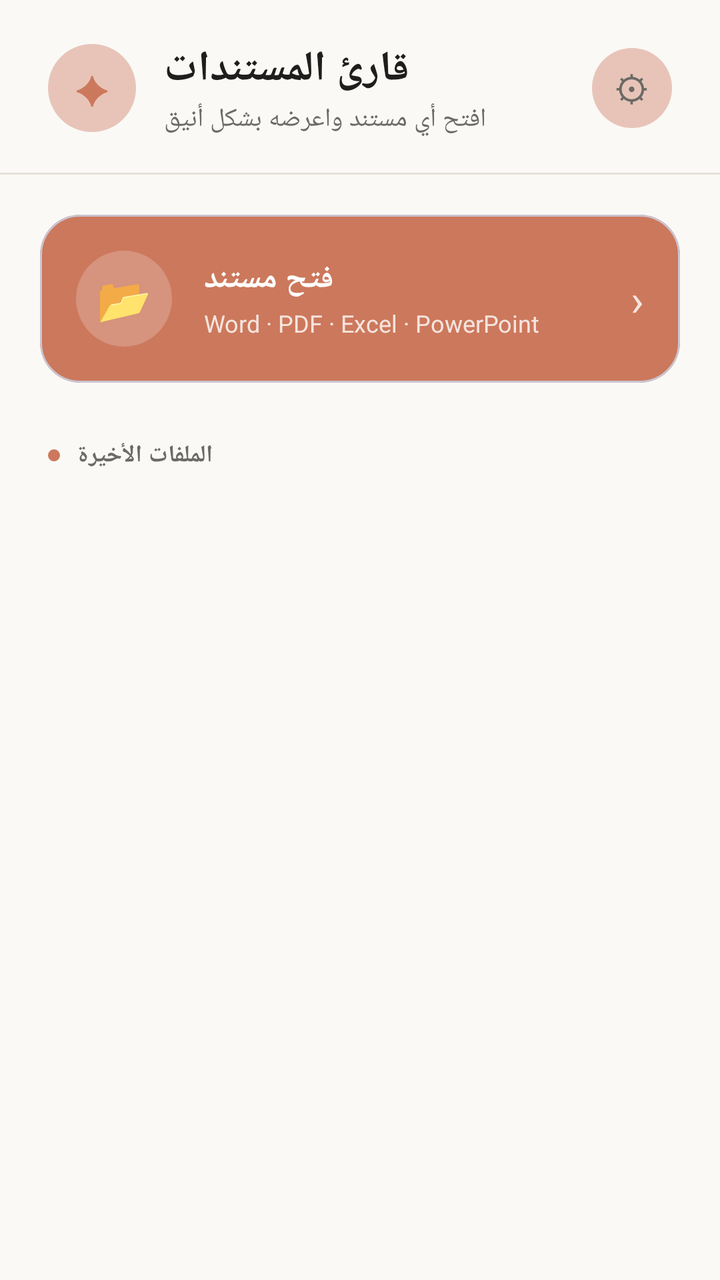
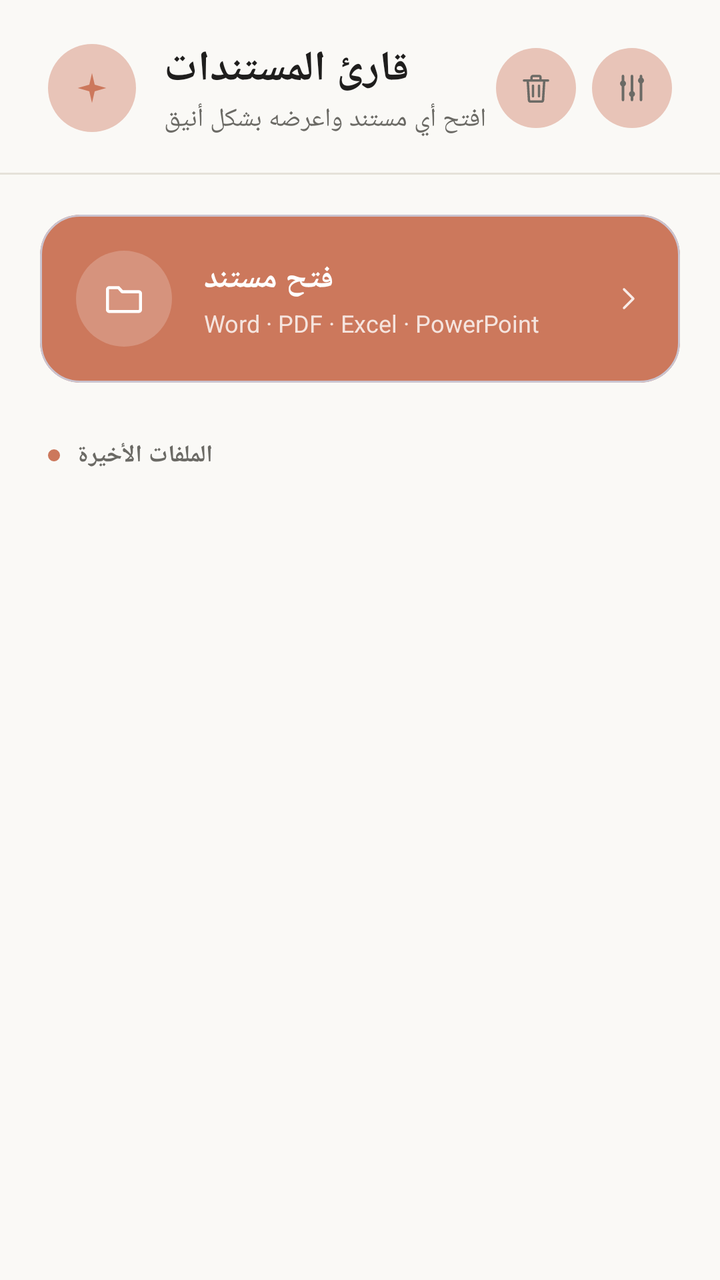

An Android layout rendered at two revisions. The XML below is the earlier revision; the diff shows what the commit changed to produce the second picture.
<!-- AndroidManifest.xml: application theme Theme.DocReader -->
<!-- res/layout/activity_main.xml -->
<?xml version="1.0" encoding="utf-8"?>
<androidx.coordinatorlayout.widget.CoordinatorLayout
    xmlns:android="http://schemas.android.com/apk/res/android"
    xmlns:app="http://schemas.android.com/apk/res-auto"
    android:id="@+id/mainRoot"
    android:layout_width="match_parent"
    android:layout_height="match_parent"
    android:background="@color/background_primary">

    <LinearLayout
        android:layout_width="match_parent"
        android:layout_height="match_parent"
        android:orientation="vertical">

        
        <LinearLayout
            android:id="@+id/layoutHeader"
            android:layout_width="match_parent"
            android:layout_height="wrap_content"
            android:orientation="horizontal"
            android:gravity="center_vertical"
            android:paddingStart="24dp"
            android:paddingEnd="24dp"
            android:paddingTop="20dp"
            android:paddingBottom="18dp">

            <FrameLayout
                android:layout_width="44dp"
                android:layout_height="44dp"
                android:background="@drawable/bg_icon_badge">

                <TextView
                    android:layout_width="wrap_content"
                    android:layout_height="wrap_content"
                    android:layout_gravity="center"
                    android:text="✦"
                    android:textColor="@color/accent_primary"
                    android:textSize="20sp" />
            </FrameLayout>

            <LinearLayout
                android:layout_width="0dp"
                android:layout_height="wrap_content"
                android:layout_weight="1"
                android:layout_marginStart="14dp"
                android:orientation="vertical">

                <TextView
                    android:layout_width="wrap_content"
                    android:layout_height="wrap_content"
                    android:text="@string/app_name"
                    android:textColor="@color/text_primary"
                    android:textSize="21sp"
                    android:textStyle="bold"
                    android:fontFamily="serif" />

                <TextView
                    android:layout_width="wrap_content"
                    android:layout_height="wrap_content"
                    android:layout_marginTop="2dp"
                    android:text="افتح أي مستند واعرضه بشكل أنيق"
                    android:textColor="@color/text_secondary"
                    android:textSize="13sp" />
            </LinearLayout>

            <FrameLayout
                android:id="@+id/btnSettings"
                android:layout_width="40dp"
                android:layout_height="40dp"
                android:layout_marginStart="8dp"
                android:background="@drawable/bg_icon_badge"
                android:clickable="true"
                android:focusable="true"
                android:foreground="?attr/selectableItemBackgroundBorderless">

                <TextView
                    android:layout_width="wrap_content"
                    android:layout_height="wrap_content"
                    android:layout_gravity="center"
                    android:text="⚙"
                    android:textColor="@color/text_secondary"
                    android:textSize="18sp" />
            </FrameLayout>
        </LinearLayout>

        <View
            android:layout_width="match_parent"
            android:layout_height="1dp"
            android:layout_marginBottom="20dp"
            android:background="@color/divider" />

        
        <com.google.android.material.card.MaterialCardView
            android:id="@+id/cardOpenFile"
            android:layout_width="match_parent"
            android:layout_height="wrap_content"
            android:layout_marginHorizontal="20dp"
            android:layout_marginBottom="28dp"
            app:cardBackgroundColor="@color/accent_primary"
            app:cardCornerRadius="20dp"
            app:cardElevation="0dp"
            android:clickable="true"
            android:focusable="true"
            android:foreground="?attr/selectableItemBackground">

            <LinearLayout
                android:layout_width="match_parent"
                android:layout_height="wrap_content"
                android:gravity="center_vertical"
                android:orientation="horizontal"
                android:padding="18dp">

                <FrameLayout
                    android:layout_width="48dp"
                    android:layout_height="48dp"
                    android:background="@drawable/bg_icon_badge_on_accent">

                    <TextView
                        android:layout_width="wrap_content"
                        android:layout_height="wrap_content"
                        android:layout_gravity="center"
                        android:text="📂"
                        android:textSize="22sp" />
                </FrameLayout>

                <LinearLayout
                    android:layout_width="0dp"
                    android:layout_height="wrap_content"
                    android:layout_marginStart="16dp"
                    android:layout_weight="1"
                    android:orientation="vertical">

                    <TextView
                        android:layout_width="wrap_content"
                        android:layout_height="wrap_content"
                        android:text="@string/open_file"
                        android:textColor="@color/text_on_accent"
                        android:textSize="16sp"
                        android:textStyle="bold" />

                    <TextView
                        android:layout_width="wrap_content"
                        android:layout_height="wrap_content"
                        android:layout_marginTop="3dp"
                        android:text="Word · PDF · Excel · PowerPoint"
                        android:textColor="@color/text_on_accent"
                        android:alpha="0.8"
                        android:textSize="12sp" />
                </LinearLayout>

                <TextView
                    android:layout_width="wrap_content"
                    android:layout_height="wrap_content"
                    android:text="›"
                    android:textColor="@color/text_on_accent"
                    android:alpha="0.8"
                    android:textSize="22sp" />
            </LinearLayout>
        </com.google.android.material.card.MaterialCardView>

        <LinearLayout
            android:layout_width="match_parent"
            android:layout_height="wrap_content"
            android:orientation="horizontal"
            android:gravity="center_vertical"
            android:paddingStart="24dp"
            android:paddingEnd="24dp"
            android:paddingBottom="10dp">

            <View
                android:layout_width="6dp"
                android:layout_height="6dp"
                android:background="@drawable/bg_icon_badge"
                android:backgroundTint="@color/accent_primary" />

            <TextView
                android:layout_width="wrap_content"
                android:layout_height="wrap_content"
                android:layout_marginStart="8dp"
                android:text="@string/recent_files"
                android:textColor="@color/text_secondary"
                android:textSize="12sp"
                android:letterSpacing="0.03"
                android:textStyle="bold" />
        </LinearLayout>

        <FrameLayout
            android:layout_width="match_parent"
            android:layout_height="0dp"
            android:layout_weight="1">

            <androidx.recyclerview.widget.RecyclerView
                android:id="@+id/recyclerRecentFiles"
                android:layout_width="match_parent"
                android:layout_height="match_parent"
                android:clipToPadding="false"
                android:paddingBottom="16dp" />

            <TextView
                android:id="@+id/textEmptyState"
                android:layout_width="wrap_content"
                android:layout_height="wrap_content"
                android:layout_gravity="center"
                android:gravity="center"
                android:text="@string/no_recent_files"
                android:textColor="@color/text_tertiary"
                android:textSize="14sp"
                android:visibility="gone" />
        </FrameLayout>

    </LinearLayout>
</androidx.coordinatorlayout.widget.CoordinatorLayout>
<!-- resources referenced by this layout -->
<resources>
  <color name="accent_primary">#CC785C</color>
  <color name="background_primary">#FAF9F6</color>
  <color name="divider">#E5E2D9</color>
  <color name="text_on_accent">#FFFFFF</color>
  <color name="text_primary">#1F1E1D</color>
  <color name="text_secondary">#6B6A65</color>
  <color name="text_tertiary">#9B9A94</color>
  <!-- drawable bg_icon_badge_on_accent (drawable) -->
  <?xml version="1.0" encoding="utf-8"?>
  <shape xmlns:android="http://schemas.android.com/apk/res/android"
      android:shape="oval">
      <solid android:color="#33FFFFFF" />
  </shape>
  <string name="app_name">قارئ المستندات</string>
  <string name="no_recent_files">لا توجد ملفات مفتوحة بعد.\nابدأ باختيار مستند لعرضه.</string>
  <string name="open_file">فتح مستند</string>
  <string name="recent_files">الملفات الأخيرة</string>
  <color name="accent_light">#E8C4B8</color>
  <color name="accent_primary_dark">#B35F45</color>
  <color name="surface_card">#FFFFFF</color>
  <!-- unchanged entries left out for length: 2 -->
</resources>

<!-- the commit's change to res/layout/activity_main.xml (unified diff, before → after) -->
@@ -29,13 +29,12 @@
                 android:layout_height="44dp"
                 android:background="@drawable/bg_icon_badge">
 
-                <TextView
-                    android:layout_width="wrap_content"
-                    android:layout_height="wrap_content"
+                <ImageView
+                    android:layout_width="18dp"
+                    android:layout_height="18dp"
                     android:layout_gravity="center"
-                    android:text="✦"
-                    android:textColor="@color/accent_primary"
-                    android:textSize="20sp" />
+                    android:src="@drawable/ic_sparkle"
+                    android:tint="@color/accent_primary" />
             </FrameLayout>
 
             <LinearLayout
@@ -62,6 +61,23 @@
                     android:textColor="@color/text_secondary"
                     android:textSize="13sp" />
             </LinearLayout>
+
+            <FrameLayout
+                android:id="@+id/btnClearRecent"
+                android:layout_width="40dp"
+                android:layout_height="40dp"
+                android:background="@drawable/bg_icon_badge"
+                android:clickable="true"
+                android:focusable="true"
+                android:foreground="?attr/selectableItemBackgroundBorderless">
+
+                <ImageView
+                    android:layout_width="18dp"
+                    android:layout_height="18dp"
+                    android:layout_gravity="center"
+                    android:src="@drawable/ic_trash"
+                    android:tint="@color/text_secondary" />
+            </FrameLayout>
 
             <FrameLayout
                 android:id="@+id/btnSettings"
@@ -73,13 +89,12 @@
                 android:focusable="true"
                 android:foreground="?attr/selectableItemBackgroundBorderless">
 
-                <TextView
-                    android:layout_width="wrap_content"
-                    android:layout_height="wrap_content"
+                <ImageView
+                    android:layout_width="18dp"
+                    android:layout_height="18dp"
                     android:layout_gravity="center"
-                    android:text="⚙"
-                    android:textColor="@color/text_secondary"
-                    android:textSize="18sp" />
+                    android:src="@drawable/ic_settings"
+                    android:tint="@color/text_secondary" />
             </FrameLayout>
         </LinearLayout>
 
@@ -115,12 +130,12 @@
                     android:layout_height="48dp"
                     android:background="@drawable/bg_icon_badge_on_accent">
 
-                    <TextView
-                        android:layout_width="wrap_content"
-                        android:layout_height="wrap_content"
+                    <ImageView
+                        android:layout_width="22dp"
+                        android:layout_height="22dp"
                         android:layout_gravity="center"
-                        android:text="📂"
-                        android:textSize="22sp" />
+                        android:src="@drawable/ic_folder"
+                        android:tint="@color/text_on_accent" />
                 </FrameLayout>
 
                 <LinearLayout
@@ -148,13 +163,12 @@
                         android:textSize="12sp" />
                 </LinearLayout>
 
-                <TextView
-                    android:layout_width="wrap_content"
-                    android:layout_height="wrap_content"
-                    android:text="›"
-                    android:textColor="@color/text_on_accent"
-                    android:alpha="0.8"
-                    android:textSize="22sp" />
+                <ImageView
+                    android:layout_width="16dp"
+                    android:layout_height="16dp"
+                    android:src="@drawable/ic_chevron"
+                    android:tint="@color/text_on_accent"
+                    android:alpha="0.85" />
             </LinearLayout>
         </com.google.android.material.card.MaterialCardView>
 
<!-- resource entries referenced after the edit -->
@@ -13,6 +13,75 @@
       android:shape="oval">
       <solid android:color="#33FFFFFF" />
   </shape>
+  <!-- drawable ic_chevron (drawable) -->
+  <vector xmlns:android="http://schemas.android.com/apk/res/android"
+      android:width="24dp"
+      android:height="24dp"
+      android:viewportWidth="24"
+      android:viewportHeight="24"
+      android:autoMirrored="true">
+      <path
+          android:pathData="M9,5 L16,12 L9,19"
+          android:strokeColor="#FF000000"
+          android:strokeWidth="1.8"
+          android:strokeLineCap="round"
+          android:strokeLineJoin="round"
+          android:fillColor="@android:color/transparent" />
+  </vector>
+  <!-- drawable ic_folder (drawable) -->
+  <vector xmlns:android="http://schemas.android.com/apk/res/android"
+      android:width="24dp"
+      android:height="24dp"
+      android:viewportWidth="24"
+      android:viewportHeight="24">
+      <path
+          android:pathData="M3,7 C3,6.45 3.45,6 4,6 L9,6 L11,8.2 L20,8.2 C20.55,8.2 21,8.65 21,9.2 L21,18 C21,18.55 20.55,19 20,19 L4,19 C3.45,19 3,18.55 3,18 Z"
+          android:strokeColor="#FF000000"
+          android:strokeWidth="1.7"
+          android:strokeLineCap="round"
+          android:strokeLineJoin="round"
+          android:fillColor="@android:color/transparent" />
+  </vector>
+  <!-- drawable ic_settings (drawable) -->
+  <vector xmlns:android="http://schemas.android.com/apk/res/android"
+      android:width="24dp"
+      android:height="24dp"
+      android:viewportWidth="24"
+      android:viewportHeight="24">
+      <path
+          android:pathData="M6,4 L6,20 M12,4 L12,20 M18,4 L18,20"
+          android:strokeColor="#FF000000"
+          android:strokeWidth="1.7"
+          android:strokeLineCap="round"
+          android:fillColor="@android:color/transparent" />
+      <path
+          android:pathData="M8,9 a2,2 0 1,0 -4,0 a2,2 0 1,0 4,0 M14,16 a2,2 0 1,0 -4,0 a2,2 0 1,0 4,0 M20,7 a2,2 0 1,0 -4,0 a2,2 0 1,0 4,0"
+          android:fillColor="#FF000000" />
+  </vector>
+  <!-- drawable ic_sparkle (drawable) -->
+  <vector xmlns:android="http://schemas.android.com/apk/res/android"
+      android:width="24dp"
+      android:height="24dp"
+      android:viewportWidth="24"
+      android:viewportHeight="24">
+      <path
+          android:fillColor="#FF000000"
+          android:pathData="M12,2 L13.8,9.8 L21.5,12 L13.8,14.2 L12,22 L10.2,14.2 L2.5,12 L10.2,9.8 Z" />
+  </vector>
+  <!-- drawable ic_trash (drawable) -->
+  <vector xmlns:android="http://schemas.android.com/apk/res/android"
+      android:width="24dp"
+      android:height="24dp"
+      android:viewportWidth="24"
+      android:viewportHeight="24">
+      <path
+          android:pathData="M4,7 L20,7 M9,7 L9,5 C9,4.45 9.45,4 10,4 L14,4 C14.55,4 15,4.45 15,5 L15,7 M6.5,7 L7.3,20 C7.34,20.56 7.8,21 8.36,21 L15.64,21 C16.2,21 16.66,20.56 16.7,20 L17.5,7 M10,10.5 L10,17.5 M14,10.5 L14,17.5"
+          android:strokeColor="#FF000000"
+          android:strokeWidth="1.6"
+          android:strokeLineCap="round"
+          android:strokeLineJoin="round"
+          android:fillColor="@android:color/transparent" />
+  </vector>
   <string name="app_name">قارئ المستندات</string>
   <string name="no_recent_files">لا توجد ملفات مفتوحة بعد.\nابدأ باختيار مستند لعرضه.</string>
   <string name="open_file">فتح مستند</string>
